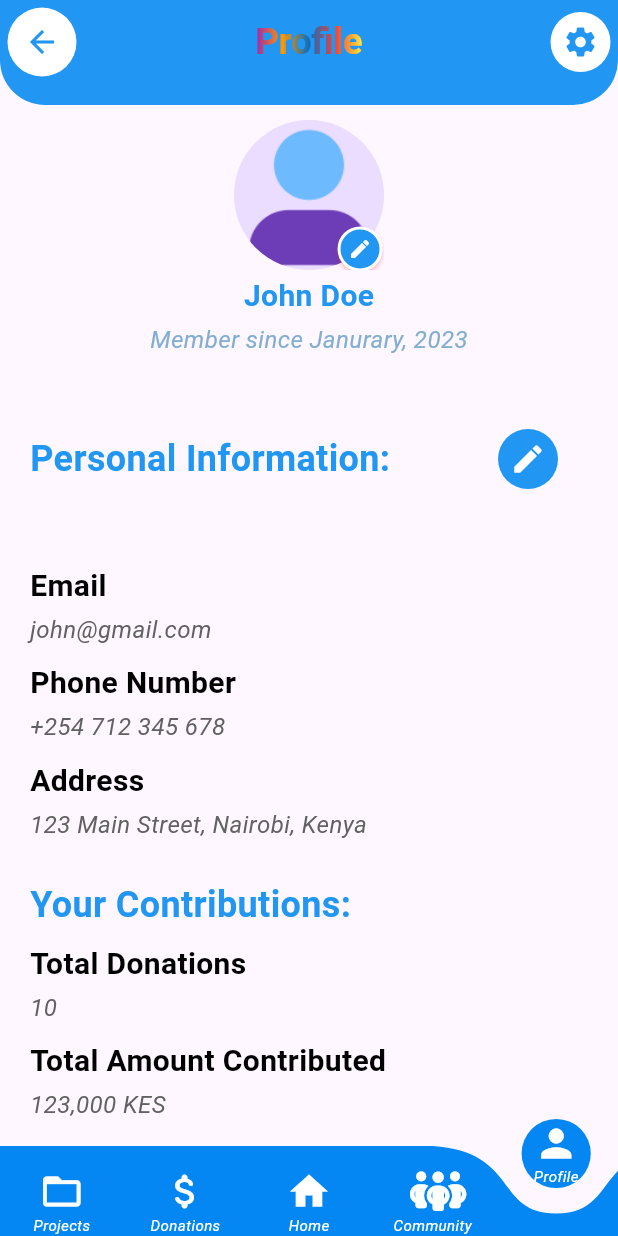
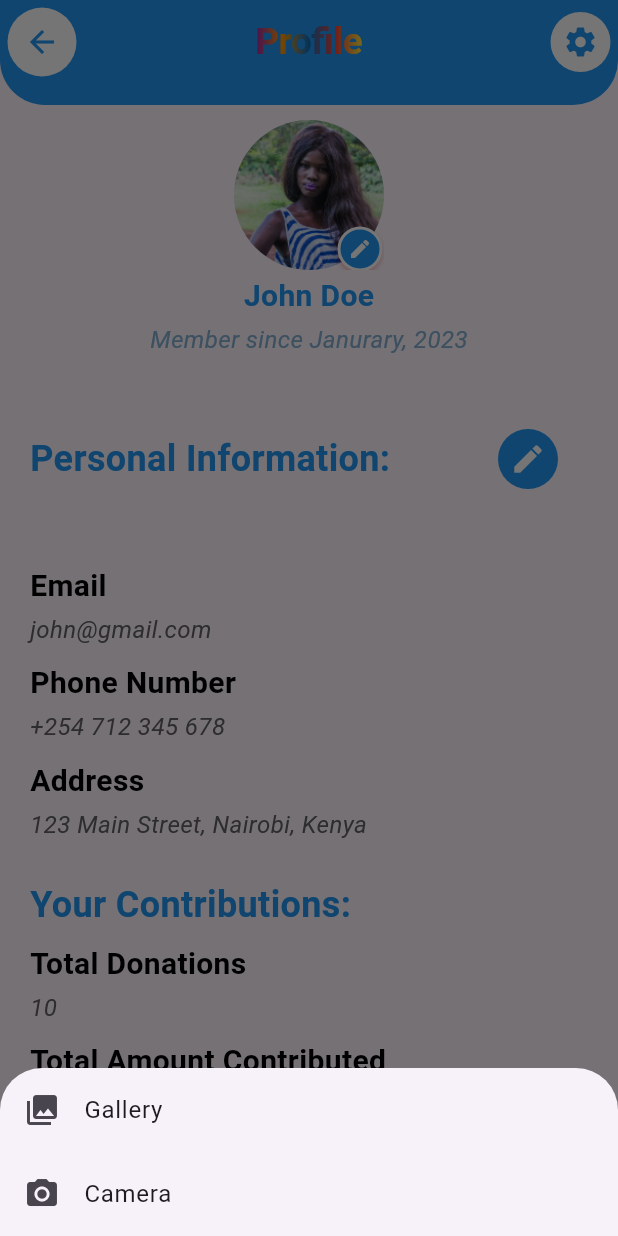
Before and after one commit to Yvonne-Wanja-1/Elim_trust_2, a Flutter app: the screen it shows after launch, item 5 of the bottom bar chosen, after a tap on the "edit" icon, on a phone screen of 412 x 824 dp. Run offline on Flutter 3.47's test engine with Material 3 defaults, Android fonts, the phone set to English and light mode, and no system bars; drawn by our look-alikes of animated_text_kit, curved_navigation_bar; our stand-ins replace font_awesome_flutter, google_fonts, image_cropper, image_picker; missing offline and left inert: open_file_plus; Roboto replaces fonts that are missing (Arial).

Commit message:
added some functionality for the edit button of the profile image in the profile page

```diff
--- a/elim_trust_2/lib/pages/profilepage.dart
+++ b/elim_trust_2/lib/pages/profilepage.dart
@@ -1,7 +1,12 @@
+import 'dart:io';
+
 import 'package:animated_text_kit/animated_text_kit.dart';
 import 'package:curved_navigation_bar/curved_navigation_bar.dart';
 import 'package:flutter/material.dart';
 import 'package:font_awesome_flutter/font_awesome_flutter.dart';
+import 'package:image_picker/image_picker.dart';
+import 'package:image_cropper/image_cropper.dart';
+
 
 class ProfilePage extends StatefulWidget {
   const ProfilePage({super.key});
@@ -16,6 +21,8 @@ class _ProfilePageState extends State<ProfilePage> {
   late final TextEditingController _nameController;
   late final TextEditingController _phoneController;
   late final TextEditingController _addressController;
+
+  File? _profileImage;
 
   @override
   void initState() {
@@ -35,6 +42,71 @@ class _ProfilePageState extends State<ProfilePage> {
     _phoneController.dispose();
     _addressController.dispose();
     super.dispose();
+  }
+
+  Future<void> _showImageSourceActionSheet(BuildContext context) async {
+    showModalBottomSheet(
+      context: context,
+      builder: (BuildContext context) {
+        return SafeArea(
+          child: Wrap(
+            children: <Widget>[
+              ListTile(
+                leading: const Icon(Icons.photo_library),
+                title: const Text('Gallery'),
+                onTap: () {
+                  _pickImage(ImageSource.gallery);
+                  Navigator.of(context).pop();
+                },
+              ),
+              ListTile(
+                leading: const Icon(Icons.photo_camera),
+                title: const Text('Camera'),
+                onTap: () {
+                  _pickImage(ImageSource.camera);
+                  Navigator.of(context).pop();
+                },
+              ),
+            ],
+          ),
+        );
+      },
+    );
+  }
+
+  Future<void> _pickImage(ImageSource source) async {
+    final ImagePicker picker = ImagePicker();
+    final XFile? pickedFile = await picker.pickImage(source: source);
+
+    if (pickedFile != null) {
+      _cropImage(File(pickedFile.path));
+    }
+  }
+
+  Future<void> _cropImage(File imageFile) async {
+    CroppedFile? croppedFile = await ImageCropper().cropImage(
+      sourcePath: imageFile.path,
+      aspectRatio: const CropAspectRatio(ratioX: 1, ratioY: 1),
+      uiSettings: [
+        AndroidUiSettings(
+            toolbarTitle: 'Crop Image',
+            toolbarColor: Colors.blue,
+            toolbarWidgetColor: Colors.white,
+            lockAspectRatio: true,
+            cropFrameColor: Colors.blue,
+            cropGridColor: Colors.white.withOpacity(0.7)),
+        IOSUiSettings(
+          title: 'Crop Image',
+          aspectRatioLockEnabled: true,
+          resetAspectRatioEnabled: false,
+        ),
+      ],
+    );
+    if (croppedFile != null) {
+      setState(() {
+        _profileImage = File(croppedFile.path);
+      });
+    }
   }
 
   @override
@@ -127,9 +199,11 @@ class _ProfilePageState extends State<ProfilePage> {
                   child: Stack(
                     children: [
                       CircleAvatar(
-                      radius: 50,
-                      backgroundImage: const AssetImage('images/profile.png'), // Replace with your image
-                    ),
+                        radius: 50,
+                        backgroundImage: _profileImage != null
+                        ? FileImage(_profileImage!) // Use FileImage if _profileImage is not null
+                        : const AssetImage('images/girl.png') as ImageProvider, // Otherwise, use AssetImage
+                      ),
                      Positioned(
         bottom: -1 , // Position at the bottom of the CircleAvatar
         right: 1, // Position at the right of the CircleAvatar
@@ -153,7 +227,7 @@ class _ProfilePageState extends State<ProfilePage> {
             padding: EdgeInsets.zero, // Remove default padding
             constraints: const BoxConstraints(), // Allow button to shrink to icon size
             onPressed: () {
-              // Action for editing profile picture
+              _showImageSourceActionSheet(context);
             },
           ),
         ),
@@ -162,7 +236,6 @@ class _ProfilePageState extends State<ProfilePage> {
                   ),
                 ),
                 const SizedBox(height: 3),
-                 //const SizedBox(height: 10),
                     const Text(
                       'John Doe',
                       style: TextStyle(
--- a/elim_trust_2/pubspec.yaml
+++ b/elim_trust_2/pubspec.yaml
@@ -22,6 +22,9 @@ dependencies:
   font_awesome_flutter: ^10.7.0
   animated_text_kit: ^4.2.3
   open_file_plus: ^3.4.1+1
+  image_picker: ^1.1.2
+  image_cropper: ^9.1.0
+
 
 
 
```
Also changed, not shown: elim_trust_2/pubspec.lock, 7 other files.
